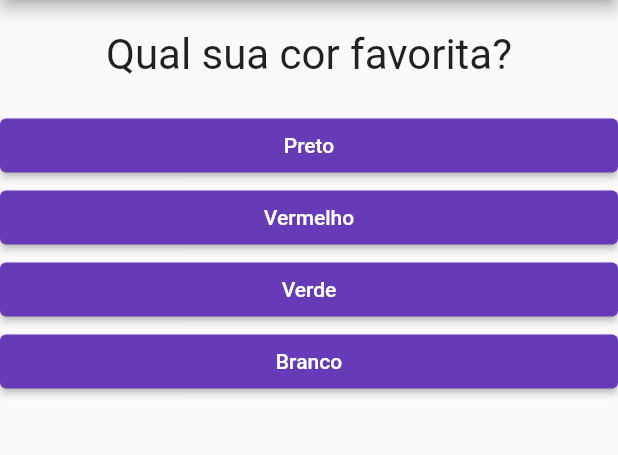
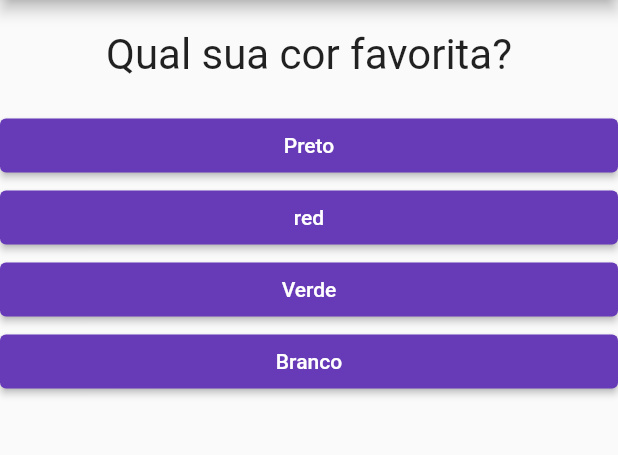
Before and after one commit to CimyJr/flutter, a Flutter app: the screen it shows after launch, on a phone screen of 412 x 824 dp, the part 84-539 px from its top. Run offline on Flutter 3.47's test engine with Material 2 defaults, Android fonts, the phone set to English and light mode, and no system bars.

Commit message:
3rd commit

```diff
--- a/lib/main.dart
+++ b/lib/main.dart
@@ -19,7 +19,7 @@ class _PerguntaAppState extends State<PerguntaAPP> {
     final List<Map> perguntas = [
       {
         'texto': "Qual sua cor favorita?",
-        'resposta': ['Preto', 'Vermelho', 'Verde', 'Branco']
+        'resposta': ['Preto', 'red', 'Verde', 'Branco']
       },
       {
         'texto': "Qual seu animal favorito?",
```
